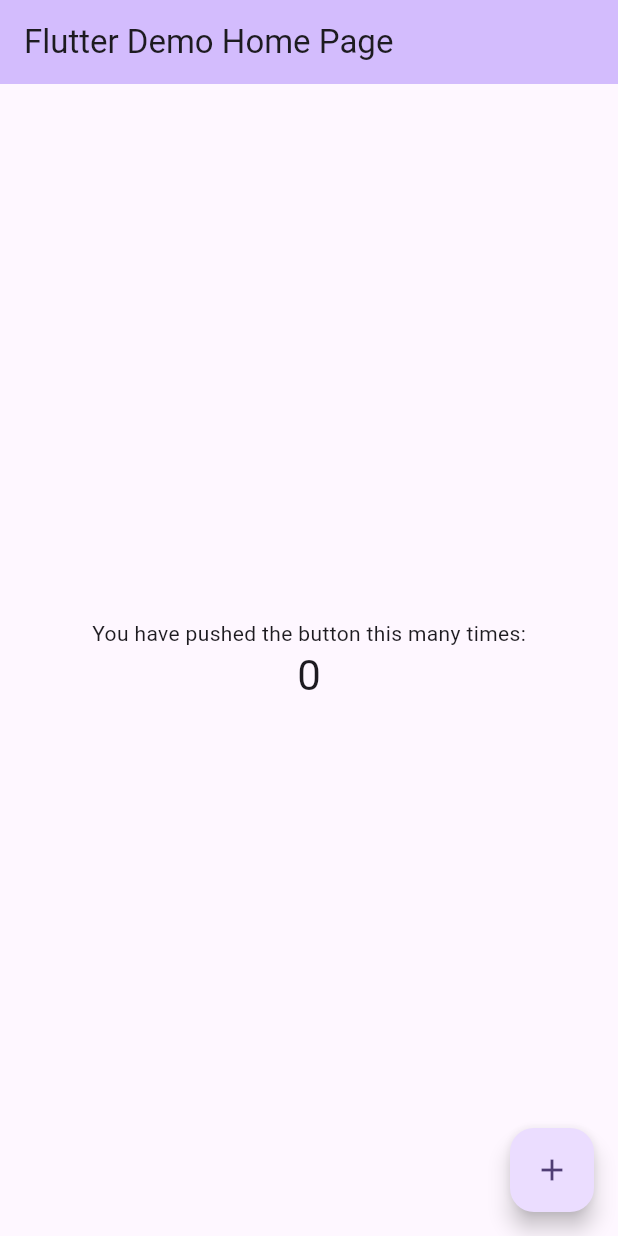
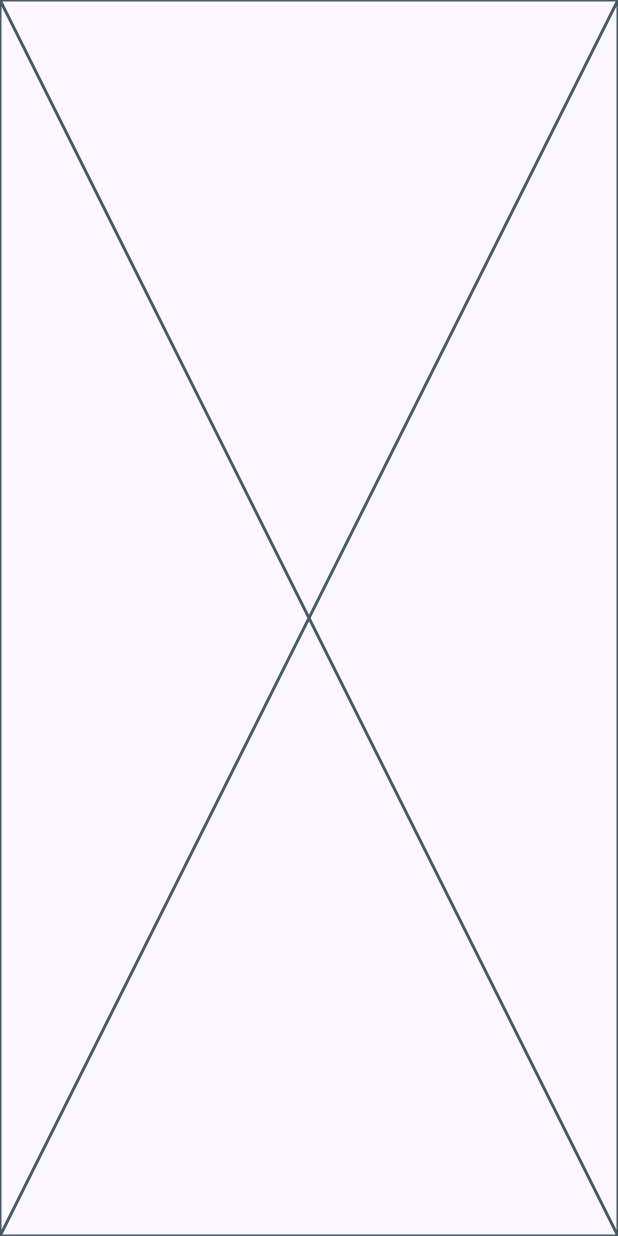
Before and after one commit to cadenaspm/cinemapedia, a Flutter app: the screen it shows after launch, on a phone screen of 412 x 824 dp. Run offline on Flutter 3.47's test engine with Material 3 defaults, Android fonts, the phone set to English and light mode, and no system bars; our stand-ins replace go_router.

```diff
--- /dev/null
+++ b/lib/config/router/app_router.dart
@@ -0,0 +1,16 @@
+import 'package:cinemapedia/presentation/screens/screens.dart';
+import 'package:go_router/go_router.dart';
+
+final appRouter = GoRouter(
+  initialLocation: '/',
+  routes: [
+
+    GoRoute(
+      path: '/',
+      name: HomeScreen.name,
+      builder: (context, state) => const HomeScreen()
+    )
+
+  ]
+
+);
--- /dev/null
+++ b/lib/config/theme/app_theme.dart
@@ -0,0 +1,12 @@
+
+
+import 'package:flutter/material.dart';
+
+class AppTheme {
+
+  ThemeData getTheme() => ThemeData(
+    useMaterial3: true,
+    colorSchemeSeed: Color(0xFF5421EE)
+  );
+
+}
--- a/lib/main.dart
+++ b/lib/main.dart
@@ -1,122 +1,19 @@
 import 'package:flutter/material.dart';
 
-void main() {
-  runApp(const MyApp());
-}
+import 'package:cinemapedia/config/router/app_router.dart';
+import 'package:cinemapedia/config/theme/app_theme.dart';
+
+void main() => runApp(const MyApp());
 
 class MyApp extends StatelessWidget {
   const MyApp({super.key});
 
-  // This widget is the root of your application.
   @override
   Widget build(BuildContext context) {
-    return MaterialApp(
-      title: 'Flutter Demo',
-      theme: ThemeData(
-        // This is the theme of your application.
-        //
-        // TRY THIS: Try running your application with "flutter run". You'll see
-        // the application has a purple toolbar. Then, without quitting the app,
-        // try changing the seedColor in the colorScheme below to Colors.green
-        // and then invoke "hot reload" (save your changes or press the "hot
-        // reload" button in a Flutter-supported IDE, or press "r" if you used
-        // the command line to start the app).
-        //
-        // Notice that the counter didn't reset back to zero; the application
-        // state is not lost during the reload. To reset the state, use hot
-        // restart instead.
-        //
-        // This works for code too, not just values: Most code changes can be
-        // tested with just a hot reload.
-        colorScheme: ColorScheme.fromSeed(seedColor: Colors.deepPurple),
-      ),
-      home: const MyHomePage(title: 'Flutter Demo Home Page'),
+    return MaterialApp.router(
+      title: 'Material App',
+      theme: AppTheme().getTheme(),
+      routerConfig: appRouter
     );
   }
 }
-
-class MyHomePage extends StatefulWidget {
-  const MyHomePage({super.key, required this.title});
-
-  // This widget is the home page of your application. It is stateful, meaning
-  // that it has a State object (defined below) that contains fields that affect
-  // how it looks.
-
-  // This class is the configuration for the state. It holds the values (in this
-  // case the title) provided by the parent (in this case the App widget) and
-  // used by the build method of the State. Fields in a Widget subclass are
-  // always marked "final".
-
-  final String title;
-
-  @override
-  State<MyHomePage> createState() => _MyHomePageState();
-}
-
-class _MyHomePageState extends State<MyHomePage> {
-  int _counter = 0;
-
-  void _incrementCounter() {
-    setState(() {
-      // This call to setState tells the Flutter framework that something has
-      // changed in this State, which causes it to rerun the build method below
-      // so that the display can reflect the updated values. If we changed
-      // _counter without calling setState(), then the build method would not be
-      // called again, and so nothing would appear to happen.
-      _counter++;
-    });
-  }
-
-  @override
-  Widget build(BuildContext context) {
-    // This method is rerun every time setState is called, for instance as done
-    // by the _incrementCounter method above.
-    //
-    // The Flutter framework has been optimized to make rerunning build methods
-    // fast, so that you can just rebuild anything that needs updating rather
-    // than having to individually change instances of widgets.
-    return Scaffold(
-      appBar: AppBar(
-        // TRY THIS: Try changing the color here to a specific color (to
-        // Colors.amber, perhaps?) and trigger a hot reload to see the AppBar
-        // change color while the other colors stay the same.
-        backgroundColor: Theme.of(context).colorScheme.inversePrimary,
-        // Here we take the value from the MyHomePage object that was created by
-        // the App.build method, and use it to set our appbar title.
-        title: Text(widget.title),
-      ),
-      body: Center(
-        // Center is a layout widget. It takes a single child and positions it
-        // in the middle of the parent.
-        child: Column(
-          // Column is also a layout widget. It takes a list of children and
-          // arranges them vertically. By default, it sizes itself to fit its
-          // children horizontally, and tries to be as tall as its parent.
-          //
-          // Column has various properties to control how it sizes itself and
-          // how it positions its children. Here we use mainAxisAlignment to
-          // center the children vertically; the main axis here is the vertical
-          // axis because Columns are vertical (the cross axis would be
-          // horizontal).
-          //
-          // TRY THIS: Invoke "debug painting" (choose the "Toggle Debug Paint"
-          // action in the IDE, or press "p" in the console), to see the
-          // wireframe for each widget.
-          mainAxisAlignment: MainAxisAlignment.center,
-          children: <Widget>[
-            const Text('You have pushed the button this many times:'),
-            Text(
-              '$_counter',
-              style: Theme.of(context).textTheme.headlineMedium,
-            ),
-          ],
-        ),
-      ),
-      floatingActionButton: FloatingActionButton(
-        onPressed: _incrementCounter,
-        tooltip: 'Increment',
-        child: const Icon(Icons.add),
-      ), // This trailing comma makes auto-formatting nicer for build methods.
-    );
-  }
-}
--- /dev/null
+++ b/lib/presentation/screens/movies/home_screen.dart
@@ -0,0 +1,17 @@
+
+
+import 'package:flutter/material.dart';
+
+class HomeScreen extends StatelessWidget {
+
+  static const name = 'home-screen';
+
+  const HomeScreen({super.key});
+
+  @override
+  Widget build(BuildContext context) {
+    return Scaffold(
+      body: Placeholder()
+    );
+  }
+}
--- /dev/null
+++ b/lib/presentation/screens/screens.dart
@@ -0,0 +1,3 @@
+
+
+export 'package:cinemapedia/presentation/screens/movies/home_screen.dart';
```
Also changed, not shown: pubspec.yaml (+4 -11 lines), lib/config/constants/enviroment.dart (added), pubspec.lock.
